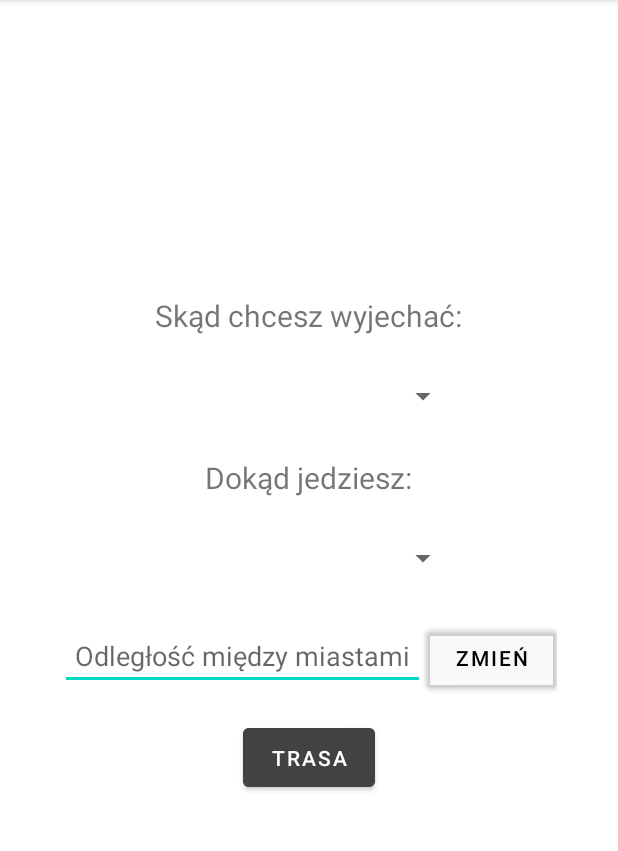
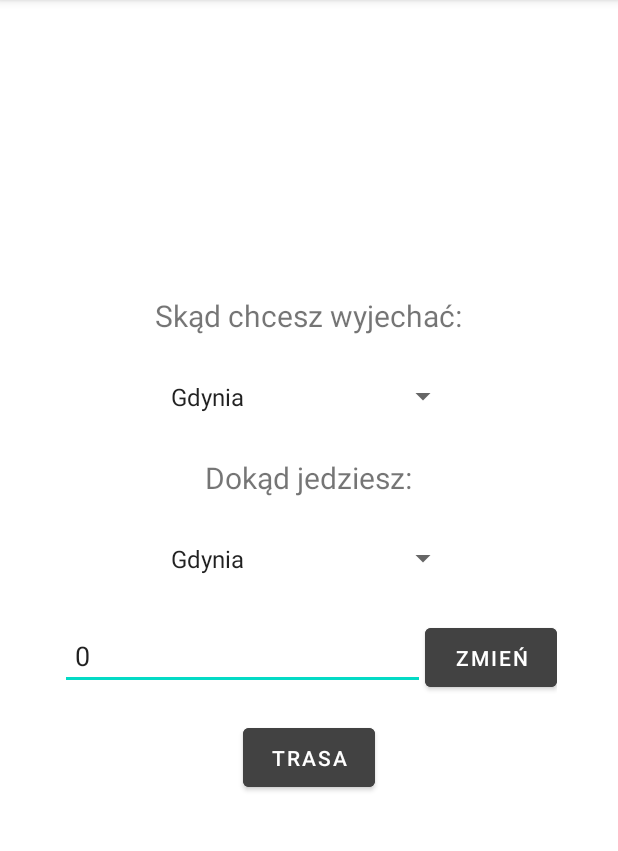
Before and after one commit to filipkrawecewicz/komi, an Android app: the screen it shows after launch (MainActivity), on a phone screen of 412 x 824 dp, the part 84-935 px from its top. Run offline under Robolectric (Android 15) with nearby library versions, the phone set to English and light mode, and no system bars.

Commit message:
detecting selected elements and write out distances

```diff
--- a/app/src/main/java/com/krawcewicz/komi/MainActivity.kt
+++ b/app/src/main/java/com/krawcewicz/komi/MainActivity.kt
@@ -1,14 +1,146 @@
 package com.krawcewicz.komi
 
-import androidx.appcompat.app.AppCompatActivity
+import android.app.PendingIntent.getActivity
+import android.graphics.Bitmap
+import android.graphics.Canvas
+import android.os.Build
 import android.os.Bundle
+import android.os.Environment
 import android.view.View
 import android.widget.*
+import androidx.appcompat.app.AppCompatActivity
+import java.io.File
+import java.io.FileOutputStream
+import java.util.Random
+import android.os.Handler
+import androidx.annotation.RequiresApi
 
 class MainActivity : AppCompatActivity() {
     override fun onCreate(savedInstanceState: Bundle?) {
         super.onCreate(savedInstanceState)
         setContentView(R.layout.activity_main)
+        val spinner1 : Spinner = findViewById(R.id.spinner1)
+        val spinner2 : Spinner = findViewById(R.id.spinner2)
+        val editDistance : EditText = findViewById(R.id.editTxtDistance)
+        val change : Button = findViewById(R.id.btnChange)
+        val route : Button = findViewById(R.id.btnRoute)
+        val textValue : TextView = findViewById(R.id.textRouteValue)
+        val MyLayoutView : View = findViewById(R.id.MyLayout)
+        //Macierz odległości między miastami wypełniona 0
+        val cities = List<MutableList<Int>>(8){
+            MutableList<Int>(8){0}
+        }
+        //Pętla wypełniająca macierz z odległościami, losowymi elementami
+        //Pętla w postaci trójkąta, która powoduje że między tymi samymi punktami odległość pozostaje 0
+        for(i in 0..7){
+            for(j in i+1..7){
+                Random().nextInt(1089).let{
+                    cities[i][j]=it
+                    cities[j][i]=it
+                }
+            }
+        }
+        ArrayAdapter.createFromResource(
+            this,
+            R.array.cities,
+            android.R.layout.simple_spinner_item
+        ).also { adapter ->
+            adapter.setDropDownViewResource(android.R.layout.simple_spinner_dropdown_item)
+            spinner1.adapter = adapter
+            spinner2.adapter = adapter
+        }
 
+        //Funkcja sprawdzająca wybrane elementy ze spinnera i wypisujące odglełość z macierzy między tymi elementami do pola tekstowego
+        fun checkDistance(){
+            editDistance.setText(cities[spinner1.selectedItemId.toInt()][spinner2.selectedItemId.toInt()].toString())
+        }
+
+        //W przypadku zmiany zaznaczonego elementu w spinnerze wywołuje funkcje sprawdzającą
+        spinner1.onItemSelectedListener = object : AdapterView.OnItemSelectedListener{
+            override fun onItemSelected(p0: AdapterView<*>?, p1: View?, p2: Int, p3: Long) {
+                checkDistance()
+            }
+
+            override fun onNothingSelected(p0: AdapterView<*>?) {
+            }
+        }
+
+        //W przypadku zmiany zaznaczonego elementu w spinnerze wywołuje funkcje sprawdzającą
+        spinner2.onItemSelectedListener = object : AdapterView.OnItemSelectedListener{
+            override fun onItemSelected(p0: AdapterView<*>?, p1: View?, p2: Int, p3: Long) {
+                //Wywyołanie funkcji, która sprawdza odległość
+                checkDistance()
+            }
+
+            override fun onNothingSelected(p0: AdapterView<*>?) {
+            }
+        }
+
+        change.setOnClickListener{
+            if(!editDistance.text.isNullOrEmpty()){
+                if(spinner1.selectedItemId.toInt() == spinner2.selectedItemId.toInt()){
+                }else{
+                    if(editDistance.text.toString().toInt()==0){
+                    }else{
+                        cities[spinner1.selectedItemId.toInt()][spinner2.selectedItemId.toInt()] = editDistance.getText().toString().toInt()
+                        cities[spinner2.selectedItemId.toInt()][spinner1.selectedItemId.toInt()] = editDistance.getText().toString().toInt()
+                    }
+                }
+            }
+        }
+
+        fun calcRoute(){
+            // Algorytm działa na wyżej stworzonej macierzy, polega na heurystyce znajdywaniu najbliższego sąsiada
+            val size = 8
+            // Tablica przechowująca odwiedzone miasta
+            val visited = BooleanArray(size)
+
+            // Tablica przechowująca najkrótszą ścieżkę
+            val path = IntArray(size)
+
+            // Miasto startowe
+            var currentCity = 0
+
+            // Startowe miasto zostaje dodane do tablicy odwiedzonych miast
+            visited[currentCity] = true
+
+            for (i in 0 until size - 1) {
+                // Zmienna przechowująca najkrótszy dystans, na początku jest to nieskończoność (w tym przypadku maksymalna wartość inta)
+                var min = Int.MAX_VALUE
+
+                // Zmienna przechowująca indeks miasta z najkrótszym dystansem
+                var cityIndex = 0
+
+                // Szukanie miasta z najkrótszym dystansem
+                for (j in 0 until size) {
+                    if (!visited[j] && cities[currentCity][j] < min){
+                        min = cities[currentCity][j]
+                        cityIndex = j
+                    }
+                }
+
+                // Dodanie miasta do ścieżki i oznaczenie jako odwiedzone
+                path[i] = cityIndex
+                visited[cityIndex] = true
+
+                // Zmiana miasta na którym pracuje algorytm
+                currentCity = cityIndex
+            }
+
+            // Dodanie ostatniego miasta do ścieżki
+            path[size - 1] = 0
+
+            //Wypisanie najkrótszej ścieżki
+            for (i in 0 until size) {
+                textValue.append("${path[i]} -> ")
+            }
+
+            // Wypisanie całkowitej odległości od punkt pierwszego do ostatniego
+            var cost = 0
+            for (i in 0 until size - 1) {
+                cost += cities[path[i]][path[i + 1]]
+            }
+            textValue.append("\nCałkowita odległość: $cost")
+        }
     }
 }
--- a/app/src/main/res/layout/activity_main.xml
+++ b/app/src/main/res/layout/activity_main.xml
@@ -16,7 +16,7 @@
         android:textSize="20sp" />
 
     <Spinner
-        android:id="@+id/spinnerA"
+        android:id="@+id/spinner1"
         android:layout_width="200dp"
         android:layout_height="50dp"
         android:spinnerMode="dropdown"/>
@@ -29,7 +29,7 @@
         android:textSize="20sp" />
 
     <Spinner
-        android:id="@+id/spinnerB"
+        android:id="@+id/spinner2"
         android:layout_width="200dp"
         android:layout_height="50dp"
         android:spinnerMode="dropdown" />
@@ -37,7 +37,7 @@
         android:layout_width="wrap_content"
         android:layout_height="wrap_content">
         <EditText
-            android:id="@+id/editTextDystans"
+            android:id="@+id/editTxtDistance"
             android:paddingHorizontal="10dp"
             android:layout_marginVertical="15dp"
             android:layout_width="wrap_content"
@@ -45,24 +45,24 @@
             android:inputType="number"
             android:hint="Odległość między miastami"/>
         <Button
-            android:id="@+id/buttonZmiana"
+            android:id="@+id/btnChange"
             android:layout_width="wrap_content"
             android:layout_height="wrap_content"
             android:text="ZMIEŃ"
             android:paddingVertical="10dp"
             android:layout_marginVertical="15dp"
-            android:textColor="@color/black"
-            android:backgroundTint="@color/cardview_shadow_end_color"/>
+            android:textColor="@color/white"
+            android:backgroundTint="@color/cardview_dark_background"/>
     </LinearLayout>
     <Button
-        android:id="@+id/buttonTrasa"
+        android:id="@+id/btnRoute"
         android:layout_width="wrap_content"
         android:layout_height="wrap_content"
         android:paddingVertical="10dp"
         android:text="TRASA"
         android:backgroundTint="@color/cardview_dark_background"/>
     <TextView
-        android:id="@+id/textWynikTrasa"
+        android:id="@+id/textRouteValue"
         android:layout_width="wrap_content"
         android:layout_height="wrap_content"
         android:paddingVertical="15dp"
--- a/app/src/main/res/values/strings.xml
+++ b/app/src/main/res/values/strings.xml
@@ -4,12 +4,12 @@
 
     <string-array name="cities">
         <item>Gdynia</item>
+        <item>Gdańsk</item>
+        <item>Sopot</item>
         <item>Warszawa</item>
-        <item>Gdańsk</item>
         <item>Katowice</item>
-        <item>Sopot</item>
         <item>Wrocław</item>
         <item>Kraków</item>
-        <item></item>
+        <item>Gliwice</item>
     </string-array>
 </resources>
```
